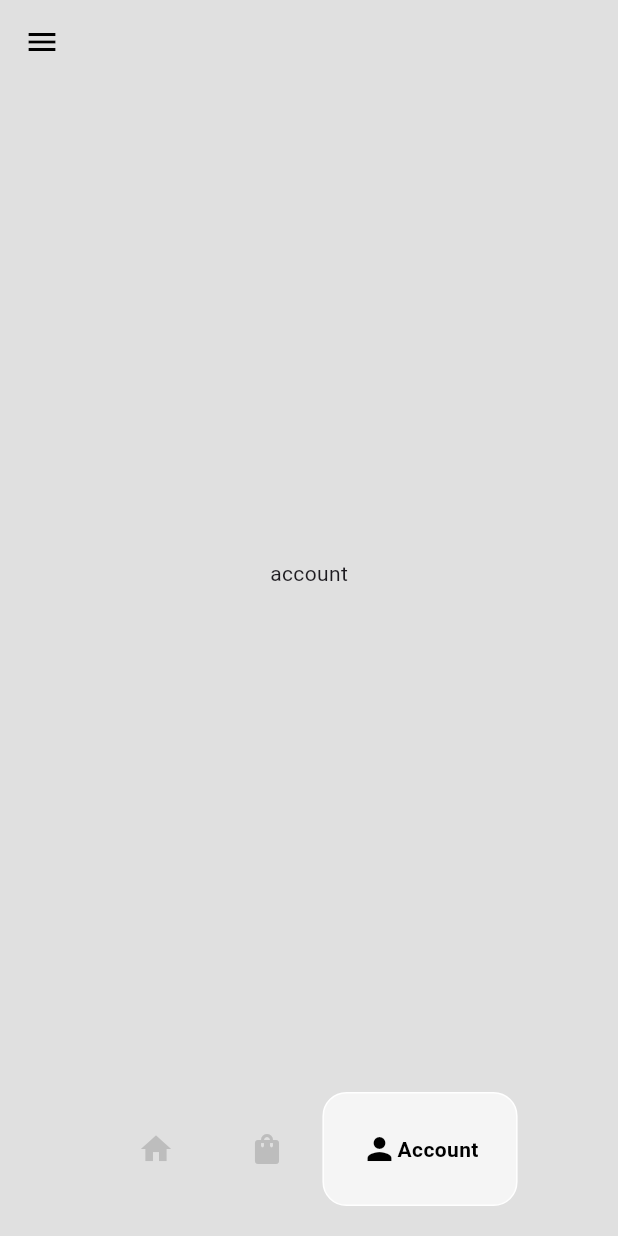
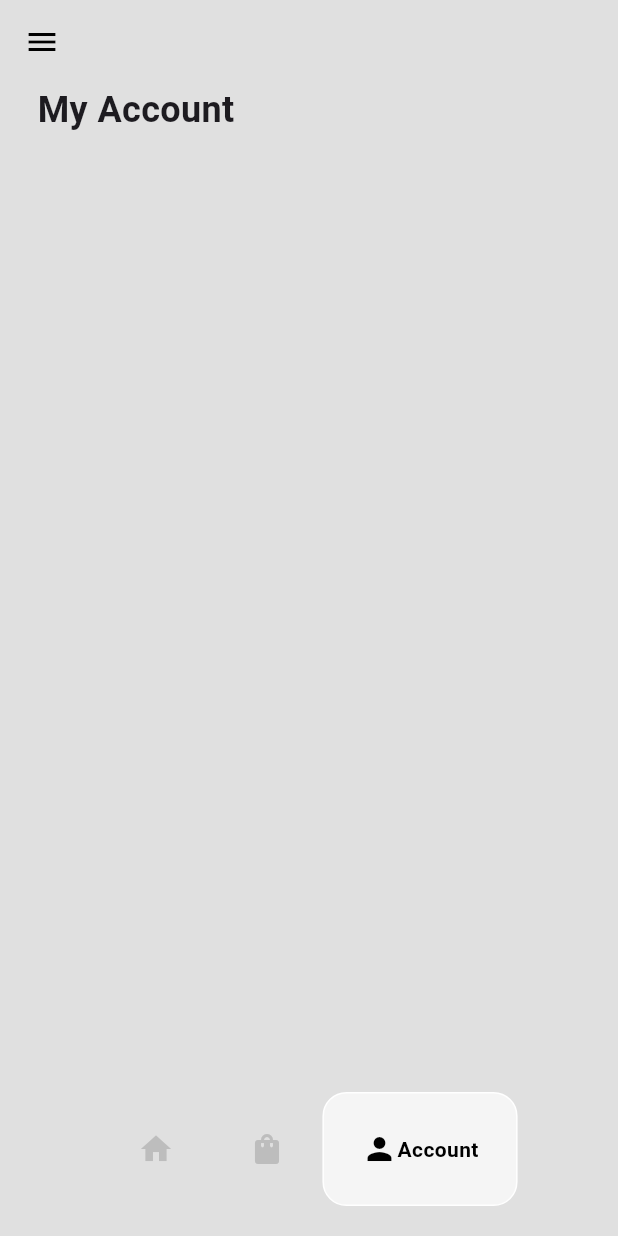
Before and after one commit to sande11/belo, a Flutter app: the HomePage screen opened directly, item 3 of the bottom bar chosen, on a phone screen of 412 x 824 dp. Run offline on Flutter 3.47's test engine with Material 3 defaults, Android fonts, the light colour scheme and no system bars; drawn by our look-alikes of google_nav_bar.

Commit message:
starting account

```diff
--- a/lib/pages/account_page.dart
+++ b/lib/pages/account_page.dart
@@ -5,8 +5,20 @@ class AccountPage extends StatelessWidget {
 
   @override
   Widget build(BuildContext context) {
-    return const Center(
-      child: Text('account'),
+    return const Scaffold(
+      backgroundColor: Colors.transparent,
+      body: Padding(
+        padding: EdgeInsets.symmetric(horizontal: 25),
+        child: Column(children: [
+          Text(
+            'My Account',
+            style: TextStyle(fontWeight: FontWeight.bold, fontSize: 24),
+          ),
+          SizedBox(
+            height: 10,
+          ),
+        ]),
+      ),
     );
   }
 }
```
Also changed, not shown: lib/components/cart_item.dart (+19 -5 lines), lib/components/shoe_tile.dart (+4 -3 lines), lib/pages/cart_page.dart (+22 -6 lines), 1 other file.
